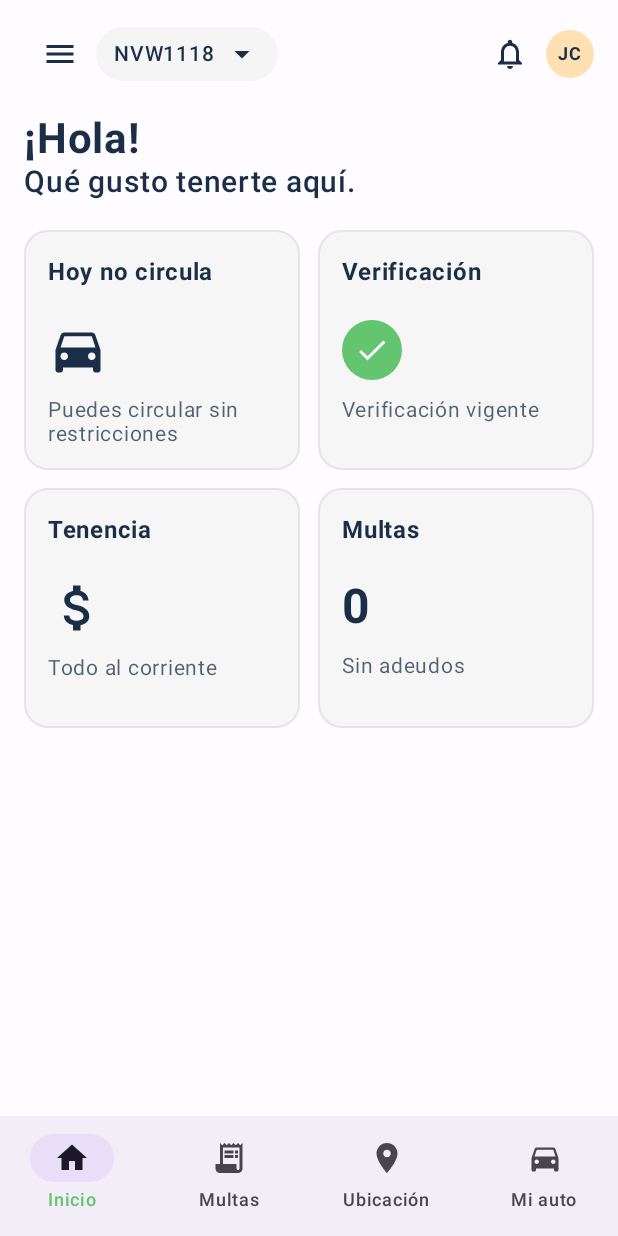
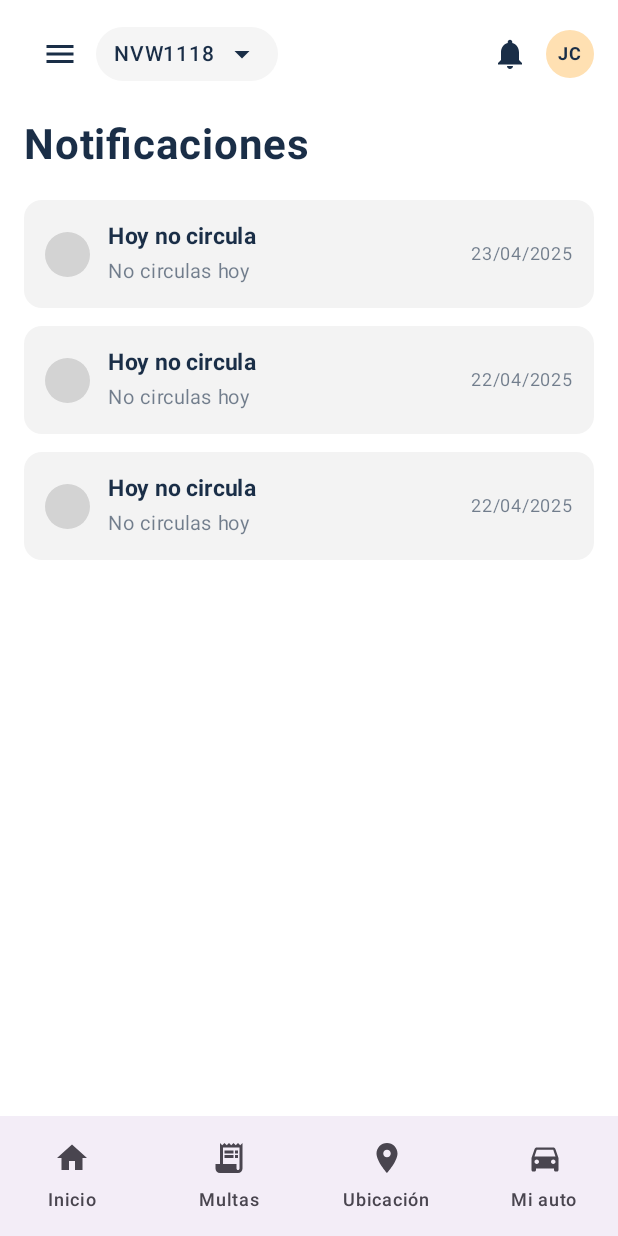
Before and after one commit to JimenaAce/AppMovilSIIVMEX, an Android app built with Jetpack Compose: the InicioScreen screen opened through its navigation route, after a tap on "Notificaciones", on a phone screen of 412 x 824 dp. Run offline under Robolectric (Android 15) with nearby library versions, the phone set to English and light mode, and no system bars.

Commit message:
Pantalla de Notificaciones
Se creó la pantalla de Notificaciones por ahora solo Front.

```diff
--- a/app/src/main/java/com/example/appmovilsiivmex/navigation/NavegacionAuto.kt
+++ b/app/src/main/java/com/example/appmovilsiivmex/navigation/NavegacionAuto.kt
@@ -9,6 +9,7 @@ import com.example.appmovilsiivmex.ui.screens.EditarVehiculoScreen
 import com.example.appmovilsiivmex.ui.screens.HoyNoCirculaScreen
 import com.example.appmovilsiivmex.ui.screens.InicioScreen
 import com.example.appmovilsiivmex.ui.screens.MiAutoScreen
+import com.example.appmovilsiivmex.ui.screens.NotificacionesScreen
 import com.example.appmovilsiivmex.ui.screens.PantallaPlaceholder
 
 @Composable
@@ -20,7 +21,9 @@ fun NavegacionAuto(
         navController = controladorNavegacion,
         startDestination = "hoy_no_circula"
     ) {
-        composable("inicio") { InicioScreen() }
+        composable("inicio") {
+            InicioScreen(navController = controladorNavegacion)
+        }
         composable("multas") { PantallaPlaceholder("Multas") }
         composable("ubicacion") { PantallaPlaceholder("Ubicación") }
 
@@ -45,5 +48,10 @@ fun NavegacionAuto(
         }
 
         composable("hoy_no_circula") { HoyNoCirculaScreen() }
+
+        composable("notificaciones") {
+            NotificacionesScreen(navController = controladorNavegacion)
+        }
+
     }
 }
--- a/app/src/main/java/com/example/appmovilsiivmex/ui/screens/InicioScreen.kt
+++ b/app/src/main/java/com/example/appmovilsiivmex/ui/screens/InicioScreen.kt
@@ -22,20 +22,27 @@ import androidx.compose.ui.text.font.FontWeight
 import androidx.compose.ui.text.style.TextAlign
 import androidx.compose.ui.unit.dp
 import androidx.compose.ui.unit.sp
+import androidx.navigation.NavController
+import androidx.compose.foundation.layout.statusBarsPadding
 import com.example.appmovilsiivmex.ui.theme.ColorAzulOscuro
 import com.example.appmovilsiivmex.ui.theme.ColorFondoTarjeta
 import com.example.appmovilsiivmex.ui.theme.ColorVerde
 
 @Composable
-fun InicioScreen() {
+fun InicioScreen(
+    navController: NavController
+) {
 
     // color de fondo general tipo "rosita muy clarito"
     val fondoApp = Color(0xFFFFFCFF)
+    // control de notis
+    val hayNotificaciones = true
 
     Column(
         modifier = Modifier
             .fillMaxSize()
             .background(fondoApp)
+            .statusBarsPadding()
             .verticalScroll(rememberScrollState())
             .padding(horizontal = 16.dp, vertical = 12.dp)
     ) {
@@ -83,13 +90,29 @@ fun InicioScreen() {
 
             Spacer(modifier = Modifier.weight(1f))
 
-            // Campana
-            IconButton(onClick = { /* TODO notificaciones */ }) {
-                Icon(
-                    imageVector = Icons.Default.NotificationsNone,
-                    contentDescription = "Notificaciones",
-                    tint = ColorAzulOscuro
-                )
+            // Campana con badge y navegación
+            IconButton(
+                onClick = {
+                    navController.navigate("notificaciones")
+                }
+            ) {
+                Box {
+                    Icon(
+                        imageVector = Icons.Default.NotificationsNone,
+                        contentDescription = "Notificaciones",
+                        tint = ColorAzulOscuro
+                    )
+                    if (hayNotificaciones) {
+                        Box(
+                            modifier = Modifier
+                                .size(10.dp)
+                                .align(Alignment.TopEnd)
+                                .offset(x = 2.dp, y = (-2).dp)
+                                .clip(CircleShape)
+                                .background(Color(0xFF1A2E47))
+                        )
+                    }
+                }
             }
 
             // Avatar
@@ -227,14 +250,8 @@ fun InicioScreen() {
     }
 }
 
-
 /**
  * Tarjeta reusable para las cajitas tipo dashboard.
- *
- * Cambios importantes:
- *  - Alto fijo (~160.dp) en vez de llenar toda la pantalla
- *  - Contenido alineado hacia arriba, no space-between hasta abajo
- *  - Bordecito gris claro para que se parezcan más al figma
  */
 @Composable
 private fun InfoCard(
@@ -256,7 +273,6 @@ private fun InfoCard(
                 color = Color(0xFFE5E5E5),
                 shape = RoundedCornerShape(16.dp)
             )
-            .padding(0.dp) // padding interno lo metemos al Column
     ) {
         Column(
             modifier = Modifier
@@ -265,7 +281,6 @@ private fun InfoCard(
             horizontalAlignment = Alignment.Start,
             verticalArrangement = Arrangement.spacedBy(12.dp)
         ) {
-            // Título
             Text(
                 text = titulo,
                 color = ColorAzulOscuro,
@@ -273,7 +288,6 @@ private fun InfoCard(
                 fontWeight = FontWeight.Bold
             )
 
-            // Icono principal
             Box(
                 modifier = Modifier
                     .fillMaxWidth()
@@ -283,7 +297,6 @@ private fun InfoCard(
                 icono()
             }
 
-            // Badge opcional
             if (badgeTexto != null && badgeColor != null) {
                 Surface(
                     color = badgeColor,
@@ -303,7 +316,6 @@ private fun InfoCard(
                 }
             }
 
-            // Descripción abajo
             Text(
                 text = descripcion,
                 color = ColorAzulOscuro.copy(alpha = 0.75f),
--- a/app/src/main/java/com/example/appmovilsiivmex/ui/screens/MiAutoScreen.kt
+++ b/app/src/main/java/com/example/appmovilsiivmex/ui/screens/MiAutoScreen.kt
@@ -28,6 +28,7 @@ import androidx.compose.ui.text.style.TextAlign
 import androidx.compose.ui.unit.dp
 import androidx.compose.ui.unit.sp
 import androidx.navigation.NavController
+import androidx.compose.foundation.layout.statusBarsPadding
 import com.example.appmovilsiivmex.R
 import com.example.appmovilsiivmex.ui.theme.ColorAzulOscuro
 import com.example.appmovilsiivmex.ui.theme.ColorChipInactivo
@@ -39,11 +40,13 @@ fun MiAutoScreen(
     navController: NavController
 ) {
     val fondoApp = Color(0xFFFFFFFF)
+    val hayNotificaciones = true   // simulado por ahora
 
     Column(
         modifier = Modifier
             .fillMaxSize()
             .background(fondoApp)
+            .statusBarsPadding()
             .verticalScroll(rememberScrollState())
             .padding(horizontal = 16.dp, vertical = 12.dp)
     ) {
@@ -92,12 +95,26 @@ fun MiAutoScreen(
             Spacer(modifier = Modifier.weight(1f))
 
             // Notificaciones
-            IconButton(onClick = { /* TODO notificaciones */ }) {
-                Icon(
-                    imageVector = Icons.Default.NotificationsNone,
-                    contentDescription = "Notificaciones",
-                    tint = ColorAzulOscuro
-                )
+            IconButton(onClick = {
+                navController.navigate("notificaciones")
+            }) {
+                Box {
+                    Icon(
+                        imageVector = Icons.Default.NotificationsNone,
+                        contentDescription = "Notificaciones",
+                        tint = ColorAzulOscuro
+                    )
+                    if (hayNotificaciones) {
+                        Box(
+                            modifier = Modifier
+                                .size(10.dp)
+                                .align(Alignment.TopEnd)
+                                .offset(x = 2.dp, y = (-2).dp)
+                                .clip(CircleShape)
+                                .background(Color(0xFF1A2E47))
+                        )
+                    }
+                }
             }
 
             // Avatar usuario
--- /dev/null
+++ b/app/src/main/java/com/example/appmovilsiivmex/ui/screens/NotificacionesScreen.kt
@@ -0,0 +1,191 @@
+package com.example.appmovilsiivmex.ui.screens
+
+import androidx.compose.foundation.background
+import androidx.compose.foundation.layout.*
+import androidx.compose.foundation.shape.CircleShape
+import androidx.compose.foundation.shape.RoundedCornerShape
+import androidx.compose.material.icons.Icons
+import androidx.compose.material.icons.filled.ArrowDropDown
+import androidx.compose.material.icons.filled.Menu
+import androidx.compose.material.icons.filled.Notifications
+import androidx.compose.material3.Icon
+import androidx.compose.material3.IconButton
+import androidx.compose.material3.Surface
+import androidx.compose.material3.Text
+import androidx.compose.runtime.Composable
+import androidx.compose.ui.Alignment
+import androidx.compose.ui.Modifier
+import androidx.compose.ui.draw.clip
+import androidx.compose.ui.graphics.Color
+import androidx.compose.ui.unit.dp
+import androidx.compose.ui.unit.sp
+import androidx.compose.ui.text.font.FontWeight
+import androidx.compose.foundation.layout.statusBarsPadding
+import androidx.navigation.NavController
+import com.example.appmovilsiivmex.ui.theme.ColorAzulOscuro
+
+@Composable
+fun NotificacionesScreen(
+    navController: NavController
+) {
+    val fondoApp = Color(0xFFFFFFFF)
+
+    Column(
+        modifier = Modifier
+            .fillMaxSize()
+            .background(fondoApp)
+            .statusBarsPadding()
+            .padding(horizontal = 16.dp, vertical = 12.dp)
+    ) {
+
+        // ───────── HEADER ─────────
+        Row(
+            modifier = Modifier.fillMaxWidth(),
+            verticalAlignment = Alignment.CenterVertically,
+        ) {
+            IconButton(onClick = { /* menú lateral */ }) {
+                Icon(
+                    imageVector = Icons.Default.Menu,
+                    contentDescription = "Menú",
+                    tint = ColorAzulOscuro
+                )
+            }
+
+            Surface(
+                shape = RoundedCornerShape(50),
+                color = Color(0xFFF5F5F5)
+            ) {
+                Row(
+                    modifier = Modifier
+                        .padding(horizontal = 12.dp, vertical = 6.dp),
+                    verticalAlignment = Alignment.CenterVertically
+                ) {
+                    Text(
+                        text = "NVW1118",
+                        color = ColorAzulOscuro,
+                        fontSize = 14.sp,
+                        fontWeight = FontWeight.Medium
+                    )
+                    Spacer(modifier = Modifier.width(6.dp))
+                    Icon(
+                        imageVector = Icons.Default.ArrowDropDown,
+                        contentDescription = "Cambiar placa",
+                        tint = ColorAzulOscuro
+                    )
+                }
+            }
+
+            Spacer(modifier = Modifier.weight(1f))
+
+            // campana SIN punto porque ya estamos en notificaciones
+            IconButton(onClick = { /* ya estamos aquí */ }) {
+                Icon(
+                    imageVector = Icons.Default.Notifications,
+                    contentDescription = "Notificaciones",
+                    tint = ColorAzulOscuro
+                )
+            }
+
+            // avatar
+            Box(
+                modifier = Modifier
+                    .size(32.dp)
+                    .clip(CircleShape)
+                    .background(Color(0xFFFFE0B2)),
+                contentAlignment = Alignment.Center
+            ) {
+                Text(
+                    text = "JC",
+                    fontSize = 12.sp,
+                    fontWeight = FontWeight.Bold,
+                    color = ColorAzulOscuro
+                )
+            }
+        }
+
+        Spacer(modifier = Modifier.height(20.dp))
+
+        // ───────── TÍTULO ─────────
+        Text(
+            text = "Notificaciones",
+            color = ColorAzulOscuro,
+            fontSize = 28.sp,
+            fontWeight = FontWeight.Bold
+        )
+
+        Spacer(modifier = Modifier.height(20.dp))
+
+        // ───────── LISTA (estática) ─────────
+        NotificacionItem(
+            titulo = "Hoy no circula",
+            descripcion = "No circulas hoy",
+            fecha = "23/04/2025"
+        )
+        Spacer(modifier = Modifier.height(12.dp))
+        NotificacionItem(
+            titulo = "Hoy no circula",
+            descripcion = "No circulas hoy",
+            fecha = "22/04/2025"
+        )
+        Spacer(modifier = Modifier.height(12.dp))
+        NotificacionItem(
+            titulo = "Hoy no circula",
+            descripcion = "No circulas hoy",
+            fecha = "22/04/2025"
+        )
+        Spacer(modifier = Modifier.height(80.dp))
+    }
+}
+
+@Composable
+private fun NotificacionItem(
+    titulo: String,
+    descripcion: String,
+    fecha: String
+) {
+    Surface(
+        color = Color(0xFFF3F3F3),
+        shape = RoundedCornerShape(12.dp),
+        shadowElevation = 0.dp,
+        modifier = Modifier.fillMaxWidth()
+    ) {
+        Row(
+            modifier = Modifier
+                .padding(horizontal = 14.dp, vertical = 12.dp),
+            verticalAlignment = Alignment.CenterVertically
+        ) {
+
+            // circulito gris
+            Box(
+                modifier = Modifier
+                    .size(30.dp)
+                    .clip(CircleShape)
+                    .background(Color(0xFFD3D3D3))
+            )
+
+            Spacer(modifier = Modifier.width(12.dp))
+
+            Column(
+                modifier = Modifier.weight(1f)
+            ) {
+                Text(
+                    text = titulo,
+                    color = ColorAzulOscuro,
+                    fontWeight = FontWeight.Bold,
+                    fontSize = 15.sp
+                )
+                Text(
+                    text = descripcion,
+                    color = ColorAzulOscuro.copy(alpha = 0.6f),
+                    fontSize = 13.sp
+                )
+            }
+
+            Text(
+                text = fecha,
+                color = ColorAzulOscuro.copy(alpha = 0.6f),
+                fontSize = 12.sp
+            )
+        }
+    }
+}
```
